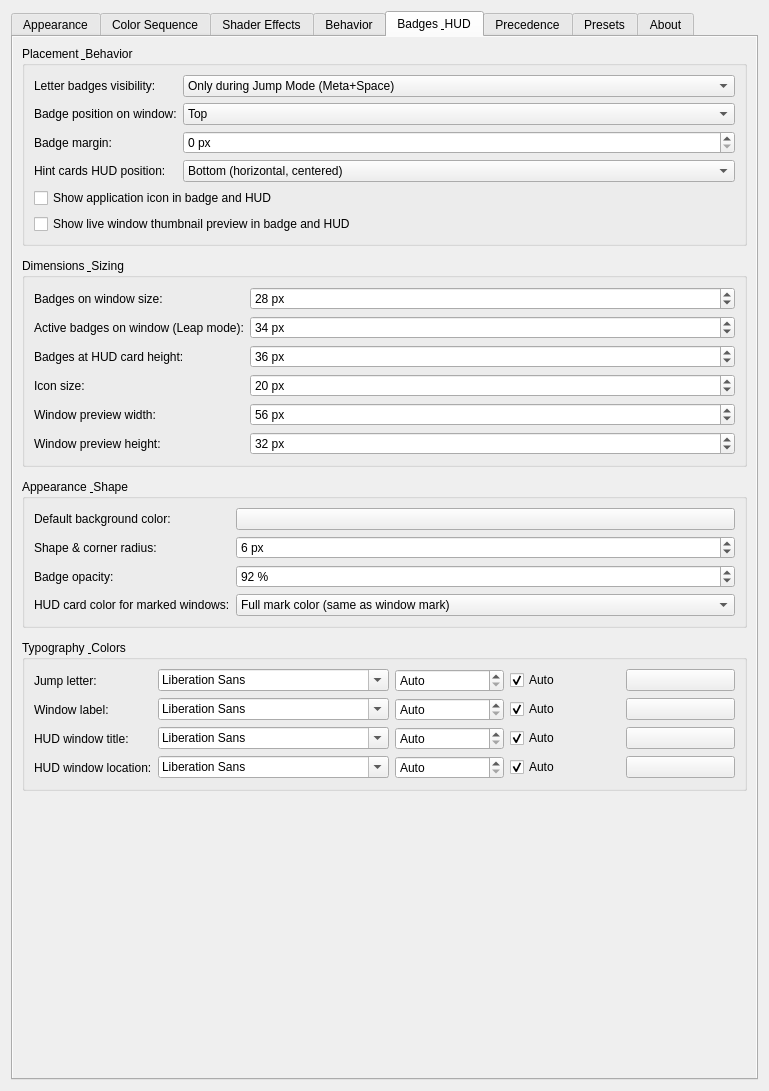
Above: activewindowoutline_config.ui from gmalinowski/LeapK before the change. Below: the same form after it.
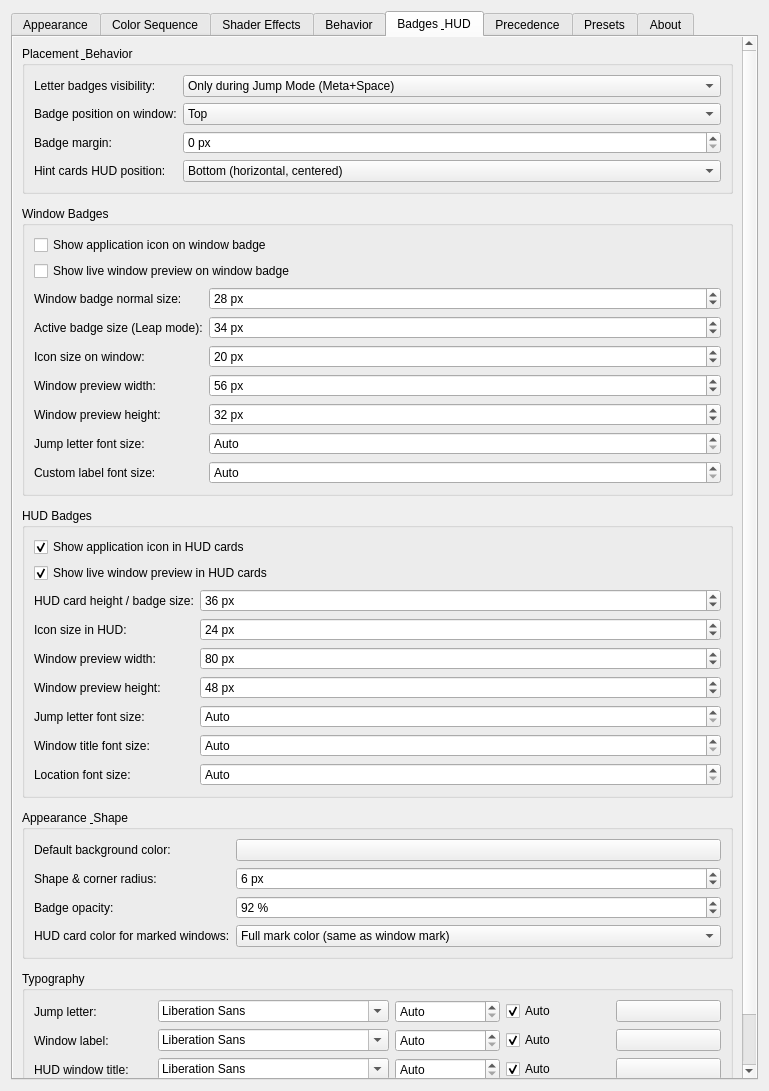
That is the form after the change. The open tabs and pages were chosen to show the change. Icons and pictures are not drawn. Custom widgets are drawn as their Qt base class.

Commit message: feat(badges): separate window and HUD badges, restore HUD icon position, and fix covered window preview

```diff
--- a/activewindowoutline_config.ui
+++ b/activewindowoutline_config.ui
@@ -1877,32 +1877,6 @@
                 </item>
                </widget>
               </item>
-              <item row="4" column="0" colspan="2">
-               <widget class="QCheckBox" name="kcfg_BadgeShowIcon">
-                <property name="text">
-                 <string>Show application icon in badge and HUD</string>
-                </property>
-                <property name="checked">
-                 <bool>false</bool>
-                </property>
-                <property name="toolTip">
-                 <string>Displays the application icon inside the jump letter badge and HUD cards.</string>
-                </property>
-               </widget>
-              </item>
-              <item row="5" column="0" colspan="2">
-               <widget class="QCheckBox" name="kcfg_BadgeShowThumbnail">
-                <property name="text">
-                 <string>Show live window thumbnail preview in badge and HUD</string>
-                </property>
-                <property name="checked">
-                 <bool>false</bool>
-                </property>
-                <property name="toolTip">
-                 <string>Displays a miniature preview of the window content inside the jump letter badge and HUD cards.</string>
-                </property>
-               </widget>
-              </item>
              </layout>
             </widget>
            </item>
@@ -1911,20 +1885,46 @@
            <item>
             <widget class="QGroupBox" name="groupBadgeSizes">
              <property name="title">
-              <string>Dimensions &amp; Sizing</string>
+              <string>Window Badges</string>
              </property>
-             <layout class="QFormLayout" name="formLayoutBadgeSizes">
-              <item row="0" column="0">
+             <layout class="QFormLayout" name="formLayoutWindowBadges">
+              <item row="0" column="0" colspan="2">
+               <widget class="QCheckBox" name="kcfg_BadgeWindowShowIcon">
+                <property name="text">
+                 <string>Show application icon on window badge</string>
+                </property>
+                <property name="checked">
+                 <bool>false</bool>
+                </property>
+                <property name="toolTip">
+                 <string>Displays the application icon next to the jump letter inside on-window badges.</string>
+                </property>
+               </widget>
+              </item>
+              <item row="1" column="0" colspan="2">
+               <widget class="QCheckBox" name="kcfg_BadgeWindowShowThumbnail">
+                <property name="text">
+                 <string>Show live window preview on window badge</string>
+                </property>
+                <property name="checked">
+                 <bool>false</bool>
+                </property>
+                <property name="toolTip">
+                 <string>Displays a live miniature preview thumbnail inside on-window badges.</string>
+                </property>
+               </widget>
+              </item>
+              <item row="2" column="0">
                <widget class="QLabel" name="label_badgeSize">
                 <property name="text">
-                 <string>Badges on window size:</string>
+                 <string>Window badge normal size:</string>
                 </property>
                 <property name="toolTip">
                  <string>Height and size of badges on background windows in pixels (default: 28 px).</string>
                 </property>
                </widget>
               </item>
-              <item row="0" column="1">
+              <item row="2" column="1">
                <widget class="QSpinBox" name="kcfg_BadgeSize">
                 <property name="minimum">
                  <number>16</number>
@@ -1943,17 +1943,17 @@
                 </property>
                </widget>
               </item>
-              <item row="1" column="0">
+              <item row="3" column="0">
                <widget class="QLabel" name="label_badgeJumpSize">
                 <property name="text">
-                 <string>Active badges on window (Leap mode):</string>
+                 <string>Active badge size (Leap mode):</string>
                 </property>
                 <property name="toolTip">
                  <string>Height and size of active badges when in Leap jump mode (default: 34 px).</string>
                 </property>
                </widget>
               </item>
-              <item row="1" column="1">
+              <item row="3" column="1">
                <widget class="QSpinBox" name="kcfg_BadgeJumpSize">
                 <property name="minimum">
                  <number>16</number>
@@ -1972,10 +1972,192 @@
                 </property>
                </widget>
               </item>
+              <item row="4" column="0">
+               <widget class="QLabel" name="label_badgeWindowIconSize">
+                <property name="text">
+                 <string>Icon size on window:</string>
+                </property>
+                <property name="toolTip">
+                 <string>Size of the application icon on window badges in pixels (default: 20 px).</string>
+                </property>
+               </widget>
+              </item>
+              <item row="4" column="1">
+               <widget class="QSpinBox" name="kcfg_BadgeWindowIconSize">
+                <property name="minimum">
+                 <number>12</number>
+                </property>
+                <property name="maximum">
+                 <number>64</number>
+                </property>
+                <property name="singleStep">
+                 <number>2</number>
+                </property>
+                <property name="value">
+                 <number>20</number>
+                </property>
+                <property name="suffix">
+                 <string> px</string>
+                </property>
+               </widget>
+              </item>
+              <item row="5" column="0">
+               <widget class="QLabel" name="label_badgeWindowThumbnailWidth">
+                <property name="text">
+                 <string>Window preview width:</string>
+                </property>
+                <property name="toolTip">
+                 <string>Width of the window preview thumbnail on window badges in pixels (default: 56 px).</string>
+                </property>
+               </widget>
+              </item>
+              <item row="5" column="1">
+               <widget class="QSpinBox" name="kcfg_BadgeWindowThumbnailWidth">
+                <property name="minimum">
+                 <number>24</number>
+                </property>
+                <property name="maximum">
+                 <number>200</number>
+                </property>
+                <property name="singleStep">
+                 <number>4</number>
+                </property>
+                <property name="value">
+                 <number>56</number>
+                </property>
+                <property name="suffix">
+                 <string> px</string>
+                </property>
+               </widget>
+              </item>
+              <item row="6" column="0">
+               <widget class="QLabel" name="label_badgeWindowThumbnailHeight">
+                <property name="text">
+                 <string>Window preview height:</string>
+                </property>
+                <property name="toolTip">
+                 <string>Height of the window preview thumbnail on window badges in pixels (default: 32 px).</string>
+                </property>
+               </widget>
+              </item>
+              <item row="6" column="1">
+               <widget class="QSpinBox" name="kcfg_BadgeWindowThumbnailHeight">
+                <property name="minimum">
+                 <number>16</number>
+                </property>
+                <property name="maximum">
+                 <number>120</number>
+                </property>
+                <property name="singleStep">
+                 <number>2</number>
+                </property>
+                <property name="value">
+                 <number>32</number>
+                </property>
+                <property name="suffix">
+                 <string> px</string>
+                </property>
+               </widget>
+              </item>
+              <item row="7" column="0">
+               <widget class="QLabel" name="label_badgeWindowLetterFontSize">
+                <property name="text">
+                 <string>Jump letter font size:</string>
+                </property>
+                <property name="toolTip">
+                 <string>Font size for the jump letter on window badges (0 = Auto).</string>
+                </property>
+               </widget>
+              </item>
+              <item row="7" column="1">
+               <widget class="QSpinBox" name="kcfg_BadgeWindowLetterFontSize">
+                <property name="minimum">
+                 <number>0</number>
+                </property>
+                <property name="maximum">
+                 <number>48</number>
+                </property>
+                <property name="specialValueText">
+                 <string>Auto</string>
+                </property>
+                <property name="value">
+                 <number>0</number>
+                </property>
+                <property name="suffix">
+                 <string> px</string>
+                </property>
+               </widget>
+              </item>
+              <item row="8" column="0">
+               <widget class="QLabel" name="label_badgeWindowLabelFontSize">
+                <property name="text">
+                 <string>Custom label font size:</string>
+                </property>
+                <property name="toolTip">
+                 <string>Font size for custom text labels on window badges (0 = Auto).</string>
+                </property>
+               </widget>
+              </item>
+              <item row="8" column="1">
+               <widget class="QSpinBox" name="kcfg_BadgeWindowLabelFontSize">
+                <property name="minimum">
+                 <number>0</number>
+                </property>
+                <property name="maximum">
+                 <number>48</number>
+                </property>
+                <property name="specialValueText">
+                 <string>Auto</string>
+                </property>
+                <property name="value">
+                 <number>0</number>
+                </property>
+                <property name="suffix">
+                 <string> px</string>
+                </property>
+               </widget>
+              </item>
+             </layout>
+            </widget>
+           </item>
+
+           <!-- Group 3: HUD Badges -->
+           <item>
+            <widget class="QGroupBox" name="groupHudBadges">
+             <property name="title">
+              <string>HUD Badges</string>
+             </property>
+             <layout class="QFormLayout" name="formLayoutHudBadges">
+              <item row="0" column="0" colspan="2">
+               <widget class="QCheckBox" name="kcfg_BadgeHudShowIcon">
+                <property name="text">
+                 <string>Show application icon in HUD cards</string>
+                </property>
+                <property name="checked">
+                 <bool>true</bool>
+                </property>
+                <property name="toolTip">
+                 <string>Displays the application icon inside edge HUD target cards.</string>
+                </property>
+               </widget>
+              </item>
+              <item row="1" column="0" colspan="2">
+               <widget class="QCheckBox" name="kcfg_BadgeHudShowThumbnail">
+                <property name="text">
+                 <string>Show live window preview in HUD cards</string>
+                </property>
+                <property name="checked">
+                 <bool>true</bool>
+                </property>
+                <property name="toolTip">
+                 <string>Displays live miniature preview thumbnails inside edge HUD target cards.</string>
+                </property>
+               </widget>
+              </item>
               <item row="2" column="0">
                <widget class="QLabel" name="label_badgeHudSize">
                 <property name="text">
-                 <string>Badges at HUD card height:</string>
+                 <string>HUD card height / badge size:</string>
                 </property>
                 <property name="toolTip">
                  <string>Height and proportional size of hint cards at the screen edge HUD (default: 36 px).</string>
@@ -2002,9 +2184,9 @@
                </widget>
               </item>
               <item row="3" column="0">
-               <widget class="QLabel" name="label_badgeIconSize">
+               <widget class="QLabel" name="label_badgeHudIconSize">
                 <property name="text">
-                 <string>Icon size:</string>
+                 <string>Icon size in HUD:</string>
                 </property>
                 <property name="toolTip">
                  <string>Size of the application icon inside badges and HUD cards in pixels (default: 20 px).</string>
@@ -2012,7 +2194,7 @@
                </widget>
               </item>
               <item row="3" column="1">
-               <widget class="QSpinBox" name="kcfg_BadgeIconSize">
+               <widget class="QSpinBox" name="kcfg_BadgeHudIconSize">
                 <property name="minimum">
                  <number>12</number>
                 </property>
@@ -2023,7 +2205,7 @@
                  <number>2</number>
                 </property>
                 <property name="value">
-                 <number>20</number>
+                 <number>24</number>
                 </property>
                 <property name="suffix">
                  <string> px</string>
@@ -2031,7 +2213,7 @@
                </widget>
               </item>
               <item row="4" column="0">
-               <widget class="QLabel" name="label_badgeThumbnailWidth">
+               <widget class="QLabel" name="label_badgeHudThumbnailWidth">
                 <property name="text">
                  <string>Window preview width:</string>
                 </property>
@@ -2041,18 +2223,18 @@
                </widget>
               </item>
               <item row="4" column="1">
-               <widget class="QSpinBox" name="kcfg_BadgeThumbnailWidth">
+               <widget class="QSpinBox" name="kcfg_BadgeHudThumbnailWidth">
                 <property name="minimum">
                  <number>24</number>
                 </property>
                 <property name="maximum">
-                 <number>200</number>
+                 <number>300</number>
                 </property>
                 <property name="singleStep">
                  <number>4</number>
                 </property>
                 <property name="value">
-                 <number>56</number>
+                 <number>80</number>
                 </property>
                 <property name="suffix">
                  <string> px</string>
@@ -2060,7 +2242,7 @@
                </widget>
               </item>
               <item row="5" column="0">
-               <widget class="QLabel" name="label_badgeThumbnailHeight">
+               <widget class="QLabel" name="label_badgeHudThumbnailHeight">
                 <property name="text">
                  <string>Window preview height:</string>
                 </property>
@@ -2070,18 +2252,105 @@
                </widget>
               </item>
               <item row="5" column="1">
-               <widget class="QSpinBox" name="kcfg_BadgeThumbnailHeight">
+               <widget class="QSpinBox" name="kcfg_BadgeHudThumbnailHeight">
                 <property name="minimum">
                  <number>16</number>
                 </property>
                 <property name="maximum">
-                 <number>120</number>
+                 <number>200</number>
                 </property>
                 <property name="singleStep">
                  <number>2</number>
                 </property>
                 <property name="value">
-                 <number>32</number>
+                 <number>48</number>
+                </property>
+                <property name="suffix">
+                 <string> px</string>
+                </property>
+               </widget>
+              </item>
+              <item row="6" column="0">
+               <widget class="QLabel" name="label_badgeHudLetterFontSize">
+                <property name="text">
+                 <string>Jump letter font size:</string>
+                </property>
+                <property name="toolTip">
+                 <string>Font size for the jump letter in HUD cards (0 = Auto).</string>
+                </property>
+               </widget>
+              </item>
+              <item row="6" column="1">
+               <widget class="QSpinBox" name="kcfg_BadgeHudLetterFontSize">
+                <property name="minimum">
+                 <number>0</number>
+                </property>
+                <property name="maximum">
+                 <number>48</number>
+                </property>
+                <property name="specialValueText">
+                 <string>Auto</string>
+                </property>
+                <property name="value">
+                 <number>0</number>
+                </property>
+                <property name="suffix">
+                 <string> px</string>
+                </property>
+               </widget>
+              </item>
+              <item row="7" column="0">
+               <widget class="QLabel" name="label_badgeHudCaptionFontSize">
+                <property name="text">
+                 <string>Window title font size:</string>
+                </property>
+                <property name="toolTip">
+                 <string>Font size for window title captions in HUD cards (0 = Auto).</string>
+                </property>
+               </widget>
+              </item>
+              <item row="7" column="1">
+               <widget class="QSpinBox" name="kcfg_BadgeHudCaptionFontSize">
+                <property name="minimum">
+                 <number>0</number>
+                </property>
+                <property name="maximum">
+                 <number>48</number>
+                </property>
+                <property name="specialValueText">
+                 <string>Auto</string>
+                </property>
+                <property name="value">
+                 <number>0</number>
+                </property>
+                <property name="suffix">
+                 <string> px</string>
+                </property>
+               </widget>
+              </item>
+              <item row="8" column="0">
+               <widget class="QLabel" name="label_badgeHudLocationFontSize">
+                <property name="text">
+                 <string>Location font size:</string>
+                </property>
+                <property name="toolTip">
+                 <string>Font size for desktop/screen location text in HUD cards (0 = Auto).</string>
+                </property>
+               </widget>
+              </item>
+              <item row="8" column="1">
+               <widget class="QSpinBox" name="kcfg_BadgeHudLocationFontSize">
+                <property name="minimum">
+                 <number>0</number>
+                </property>
+                <property name="maximum">
+                 <number>48</number>
+                </property>
+                <property name="specialValueText">
+                 <string>Auto</string>
+                </property>
+                <property name="value">
+                 <number>0</number>
                 </property>
                 <property name="suffix">
                  <string> px</string>
@@ -2208,7 +2477,7 @@
            <item>
             <widget class="QGroupBox" name="groupBadgeTypography">
              <property name="title">
-              <string>Typography &amp; Colors</string>
+              <string>Typography</string>
              </property>
              <layout class="QFormLayout" name="formLayoutBadgeTypography">
               <item row="0" column="0">
```
Left out of the diff: 12 changed lines with no effect on the pictures. The commit also changes 8 other files.
